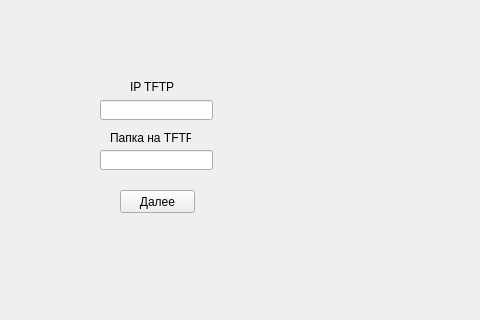
Scykorr/dmitr_test_text, file UI/teacher.ui: the form before one commit; both pictures show x 0 to 480 and y 0 to 320 of the 800 by 600 pixel window.
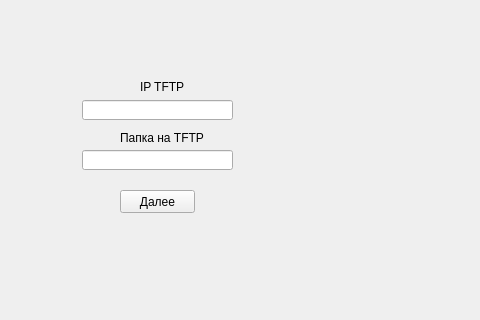
The form after the commit.

Commit message: clicked logic for teacher done

What changed in the file:
```diff
--- a/UI/teacher.ui
+++ b/UI/teacher.ui
@@ -30,9 +30,9 @@
      <widget class="QLineEdit" name="lineEdit_2">
       <property name="geometry">
        <rect>
-        <x>70</x>
+        <x>52</x>
         <y>90</y>
-        <width>113</width>
+        <width>151</width>
         <height>20</height>
        </rect>
       </property>
@@ -40,7 +40,7 @@
      <widget class="QLabel" name="label_2">
       <property name="geometry">
        <rect>
-        <x>100</x>
+        <x>110</x>
         <y>70</y>
         <width>47</width>
         <height>13</height>
@@ -53,9 +53,9 @@
      <widget class="QLineEdit" name="lineEdit_3">
       <property name="geometry">
        <rect>
-        <x>70</x>
+        <x>52</x>
         <y>140</y>
-        <width>113</width>
+        <width>151</width>
         <height>20</height>
        </rect>
       </property>
@@ -63,9 +63,9 @@
      <widget class="QLabel" name="label_3">
       <property name="geometry">
        <rect>
-        <x>80</x>
+        <x>90</x>
         <y>120</y>
-        <width>81</width>
+        <width>91</width>
         <height>16</height>
        </rect>
       </property>
```
The commit also changes 3 other files.
